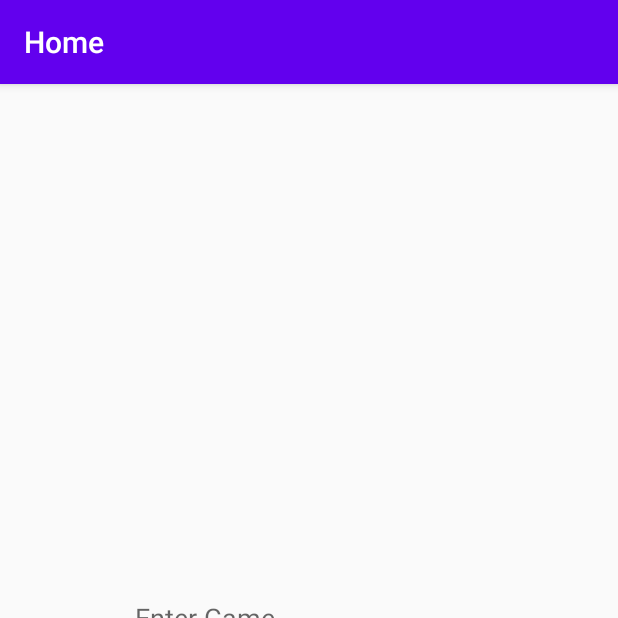
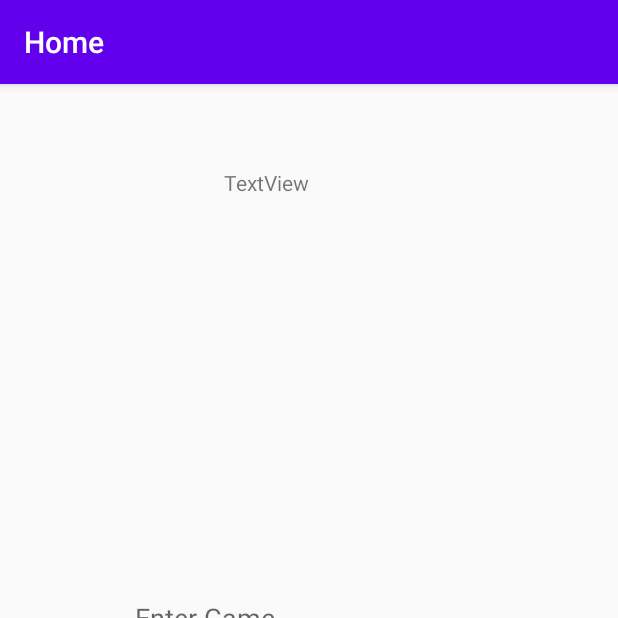
Before and after one commit to seun-OMJ/sport-box-score-manager, an Android app: the screen it shows after launch (MainActivity), on a phone screen of 412 x 824 dp, the top half of it. Run offline under Robolectric (Android 15) with nearby library versions, the phone set to English and light mode, and no system bars; our stand-ins replace navigation-ui.

Commit message:
message1

```diff
--- a/Iteration1/SportBoxScoreManager/app/src/main/java/COMP3350/Sport_Box_Score_Manager/MainActivity.java
+++ b/Iteration1/SportBoxScoreManager/app/src/main/java/COMP3350/Sport_Box_Score_Manager/MainActivity.java
@@ -5,6 +5,8 @@ import android.support.design.widget.BottomNavigationView;
 import android.support.v7.app.AppCompatActivity;
 import android.view.View;
 import android.widget.Button;
+import android.widget.EditText;
+import android.widget.TextView;
 
 import androidx.navigation.NavController;
 import androidx.navigation.Navigation;
@@ -41,6 +43,9 @@ public class MainActivity extends AppCompatActivity {
         button.setOnClickListener(new View.OnClickListener(){
             @Override
             public void onClick(View view){
+                EditText GameName= (EditText) findViewById(R.id.editTextTextPersonName3);
+                TextView result= (TextView) findViewById(R.id.textView);
+                result.setText(GameName.toString());
             }
         });
     }
--- a/Iteration1/SportBoxScoreManager/app/src/main/res/layout/activity_main.xml
+++ b/Iteration1/SportBoxScoreManager/app/src/main/res/layout/activity_main.xml
@@ -63,4 +63,13 @@
         app:layout_constraintStart_toStartOf="parent"
         app:layout_constraintTop_toTopOf="@+id/nav_host_fragment_activity_main" />
 
+    <TextView
+        android:id="@+id/textView"
+        android:layout_width="113dp"
+        android:layout_height="96dp"
+        android:text="TextView"
+        app:layout_constraintEnd_toEndOf="parent"
+        app:layout_constraintStart_toStartOf="parent"
+        tools:layout_editor_absoluteY="366dp" />
+
 </android.support.constraint.ConstraintLayout>
```
